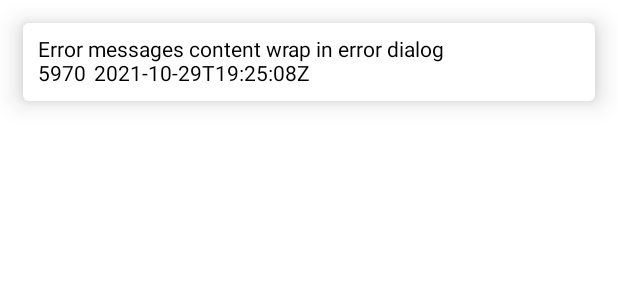
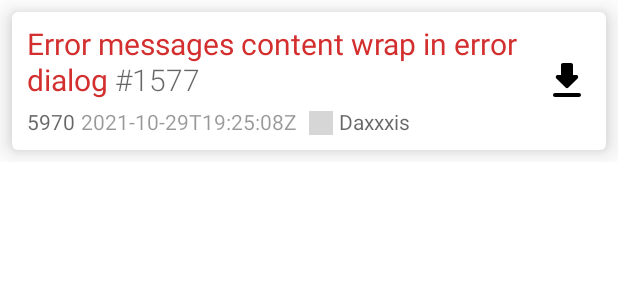
Before and after one commit to dzienniczkowy/bitrise-manager, an Android app built with Jetpack Compose: the @Preview function BuildCardPreview, on a phone screen of 412 x 824 dp. Shown: the top 300 px of the screen. Run offline under Robolectric (Android 15) with nearby library versions, the phone set to English and light mode, and no system bars; pictures from the network do not load; grey boxes are pictures that could not be loaded.

Commit message:
Update build item layout

```diff
--- a/app/build.gradle.kts
+++ b/app/build.gradle.kts
@@ -71,6 +71,8 @@ dependencies {
     implementation("androidx.compose.ui:ui:$composeVersion")
     implementation("androidx.compose.ui:ui-tooling:$composeVersion")
     implementation("androidx.compose.material:material:$composeVersion")
+    implementation("androidx.compose.material:material-icons-extended:1.0.4")
+    implementation("io.coil-kt:coil-compose:1.4.0")
 
     implementation("com.google.android.material:material:1.4.0")
 
--- a/app/src/main/java/io/github/wulkanowy/manager/app/ui/modules/develop/DevelopScreen.kt
+++ b/app/src/main/java/io/github/wulkanowy/manager/app/ui/modules/develop/DevelopScreen.kt
@@ -1,24 +1,34 @@
 package io.github.wulkanowy.manager.app.ui.modules.develop
 
-import androidx.compose.foundation.layout.Column
-import androidx.compose.foundation.layout.Row
-import androidx.compose.foundation.layout.fillMaxWidth
-import androidx.compose.foundation.layout.padding
+import androidx.compose.foundation.Image
+import androidx.compose.foundation.layout.*
 import androidx.compose.foundation.lazy.LazyColumn
 import androidx.compose.foundation.lazy.items
 import androidx.compose.material.Card
+import androidx.compose.material.Icon
 import androidx.compose.material.Text
+import androidx.compose.material.icons.Icons
+import androidx.compose.material.icons.rounded.GetApp
 import androidx.compose.runtime.Composable
 import androidx.compose.runtime.getValue
 import androidx.compose.runtime.remember
+import androidx.compose.ui.Alignment
 import androidx.compose.ui.Modifier
+import androidx.compose.ui.graphics.Color
+import androidx.compose.ui.text.SpanStyle
+import androidx.compose.ui.text.buildAnnotatedString
+import androidx.compose.ui.text.font.FontWeight
+import androidx.compose.ui.text.withStyle
 import androidx.compose.ui.tooling.preview.Preview
 import androidx.compose.ui.unit.dp
+import androidx.compose.ui.unit.sp
 import androidx.lifecycle.viewmodel.compose.viewModel
 import androidx.navigation.NavHostController
+import coil.compose.rememberImagePainter
 import io.github.wulkanowy.manager.app.data.models.BitriseBuildInfo
 import io.github.wulkanowy.manager.app.data.models.PullRequestBuild
 import io.github.wulkanowy.manager.app.data.models.PullRequestInfo
+import io.github.wulkanowy.manager.app.ui.theme.PersianRed
 
 @Composable
 fun DevelopScreen(
@@ -38,18 +48,50 @@ fun DevelopScreen(
 fun BuildCard(item: PullRequestBuild) {
     Card(
         elevation = 10.dp,
-        modifier = Modifier
-            .fillMaxWidth()
-            .padding(15.dp),
+        modifier = Modifier.fillMaxWidth().padding(8.dp)
     ) {
         Row(modifier = Modifier.padding(10.dp)) {
-            Column {
-                Text(text = item.pullRequest.title)
+            Column(modifier = Modifier.weight(1f)) {
+                Text(text = buildAnnotatedString {
+                    withStyle(style = SpanStyle(color = PersianRed, fontWeight = FontWeight(400))) {
+                        append(item.pullRequest.title)
+                    }
+                    append(" ")
+                    withStyle(
+                        style = SpanStyle(
+                            color = Color(0x99000000),
+                            fontWeight = FontWeight(300)
+                        )
+                    ) {
+                        append("#${item.pullRequest.number}")
+                    }
+                }, fontSize = 20.sp, lineHeight = 24.sp)
+                Spacer(modifier = Modifier.height(8.dp))
                 Row {
-                    Text(text = item.build?.buildNumber.toString(), modifier = Modifier.padding(end = 5.dp))
-                    Text(text = item.build?.buildTimestamp.toString())
+                    if (item.build != null) {
+                        Text(text = item.build.buildNumber.toString(), color = Color(0x99000000))
+                        Spacer(Modifier.width(4.dp))
+                        Text(text = item.build.buildTimestamp, color = Color(0x66000000))
+                        Spacer(Modifier.width(8.dp))
+                    }
+                    Image(
+                        painter = rememberImagePainter(item.pullRequest.userAvatarUrl),
+                        contentDescription = null,
+                        modifier = Modifier
+                            .size(16.dp)
+                            .align(Alignment.CenterVertically),
+                    )
+                    Spacer(Modifier.width(4.dp))
+                    Text(text = item.pullRequest.userLogin, color = Color(0x99000000))
                 }
             }
+            Icon(
+                imageVector = Icons.Rounded.GetApp,
+                contentDescription = "Download",
+                modifier = Modifier
+                    .size(32.dp)
+                    .align(Alignment.CenterVertically)
+            )
         }
     }
 }
--- a/app/src/main/java/io/github/wulkanowy/manager/app/ui/theme/Theme.kt
+++ b/app/src/main/java/io/github/wulkanowy/manager/app/ui/theme/Theme.kt
@@ -23,7 +23,7 @@ fun WulkanowyManagerTheme(
         LightColorPalette
     }
 
-    systemUiController.setSystemBarsColor(Color.White)
+    systemUiController.setSystemBarsColor(PersianRed)
 
     MaterialTheme(
         colors = colors,
```
